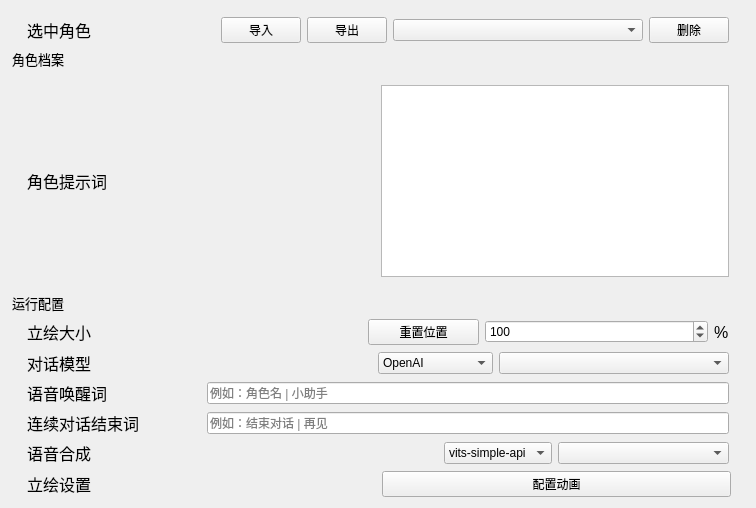
First picture: the form in windows/setting/child/settingchild_char.ui, repository Zao-chen/ZcChat2, before the edit.
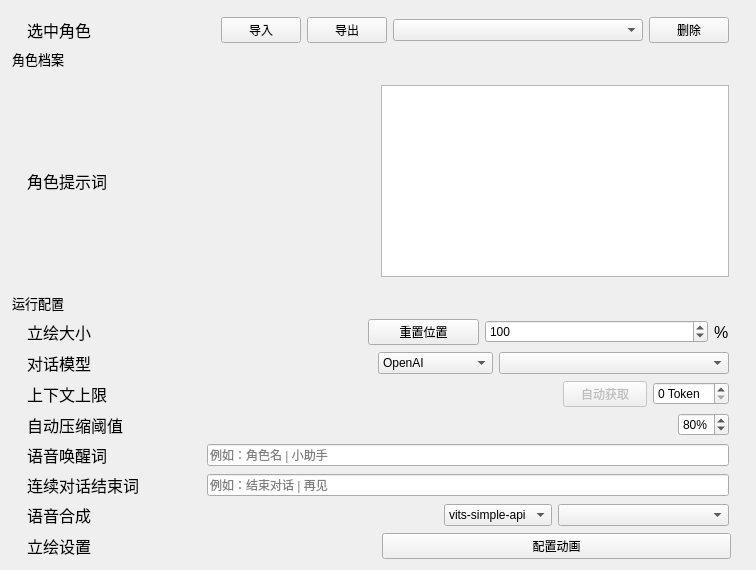
Second picture: the form after the edit. Custom widgets are drawn as their Qt base class.

Commit message:
feat: 上下文统计和自动压缩 #49 (#53)
* feat: 添加上下文用量统计与上限识别

* feat: 上下文统计和上下文压缩

```diff
--- a/windows/setting/child/settingchild_char.ui
+++ b/windows/setting/child/settingchild_char.ui
@@ -321,6 +321,146 @@
          </layout>
        </widget>
        </item>
+       <item>
+        <widget class="ElaScrollPageArea" name="widget_ContextTokenLimit" native="true">
+         <property name="toolTip">
+          <string>所选模型的上下文窗口大小，用于估算当前对话剩余 Token；不会自动删除历史，实际用量以模型服务商为准</string>
+         </property>
+         <layout class="QHBoxLayout" name="horizontalLayout_ContextTokenLimit" stretch="1,1,0,0">
+          <property name="leftMargin">
+           <number>15</number>
+          </property>
+          <property name="topMargin">
+           <number>0</number>
+          </property>
+          <property name="rightMargin">
+           <number>15</number>
+          </property>
+          <property name="bottomMargin">
+           <number>0</number>
+          </property>
+          <item>
+           <widget class="ElaText" name="label_ContextTokenLimit">
+            <property name="font">
+             <font>
+              <pointsize>12</pointsize>
+             </font>
+            </property>
+            <property name="text">
+             <string>上下文上限</string>
+            </property>
+           </widget>
+          </item>
+          <item>
+           <spacer name="horizontalSpacer_ContextTokenLimit">
+            <property name="orientation">
+             <enum>Qt::Orientation::Horizontal</enum>
+            </property>
+            <property name="sizeHint" stdset="0">
+             <size>
+              <width>40</width>
+              <height>20</height>
+             </size>
+            </property>
+           </spacer>
+          </item>
+          <item>
+           <widget class="ElaPushButton" name="pushButton_AutoContextTokenLimit">
+            <property name="enabled">
+             <bool>false</bool>
+            </property>
+            <property name="minimumSize">
+             <size>
+              <width>84</width>
+              <height>0</height>
+             </size>
+            </property>
+            <property name="toolTip">
+             <string>根据当前服务商和模型名称从 Models.dev 重新获取上下文上限</string>
+            </property>
+            <property name="text">
+             <string>自动获取</string>
+            </property>
+           </widget>
+          </item>
+          <item>
+           <widget class="ElaSpinBox" name="spinBox_ContextTokenLimit">
+            <property name="toolTip">
+             <string>所选模型的上下文窗口大小</string>
+            </property>
+            <property name="suffix">
+             <string> Token</string>
+            </property>
+           </widget>
+          </item>
+         </layout>
+       </widget>
+       </item>
+       <item>
+        <widget class="ElaScrollPageArea" name="widget_ContextAutoCompact" native="true">
+         <property name="toolTip">
+          <string>达到指定上下文使用率后，会额外调用一次当前模型整理较早对话；完整历史记录不会删除</string>
+         </property>
+         <layout class="QHBoxLayout" name="horizontalLayout_ContextAutoCompact" stretch="1,1,0">
+          <property name="leftMargin">
+           <number>15</number>
+          </property>
+          <property name="topMargin">
+           <number>0</number>
+          </property>
+          <property name="rightMargin">
+           <number>15</number>
+          </property>
+          <property name="bottomMargin">
+           <number>0</number>
+          </property>
+          <item>
+           <widget class="ElaText" name="label_ContextAutoCompact">
+            <property name="font">
+             <font>
+              <pointsize>12</pointsize>
+             </font>
+            </property>
+            <property name="text">
+             <string>自动压缩阈值</string>
+            </property>
+           </widget>
+          </item>
+          <item>
+           <spacer name="horizontalSpacer_ContextAutoCompact">
+            <property name="orientation">
+             <enum>Qt::Orientation::Horizontal</enum>
+            </property>
+            <property name="sizeHint" stdset="0">
+             <size>
+              <width>40</width>
+              <height>20</height>
+             </size>
+            </property>
+           </spacer>
+          </item>
+          <item>
+           <widget class="ElaSpinBox" name="spinBox_ContextAutoCompactThreshold">
+            <property name="toolTip">
+             <string>达到该上下文使用率时，在发送下一条消息前额外调用当前模型压缩较早对话</string>
+            </property>
+            <property name="minimum">
+             <number>50</number>
+            </property>
+            <property name="maximum">
+             <number>95</number>
+            </property>
+            <property name="suffix">
+             <string>%</string>
+            </property>
+            <property name="value">
+             <number>80</number>
+            </property>
+           </widget>
+          </item>
+         </layout>
+        </widget>
+       </item>
        <item>
         <widget class="ElaScrollPageArea" name="widget_SpeechWakeWords" native="true">
          <property name="toolTip">
```
The commit also changes 20 other files.
